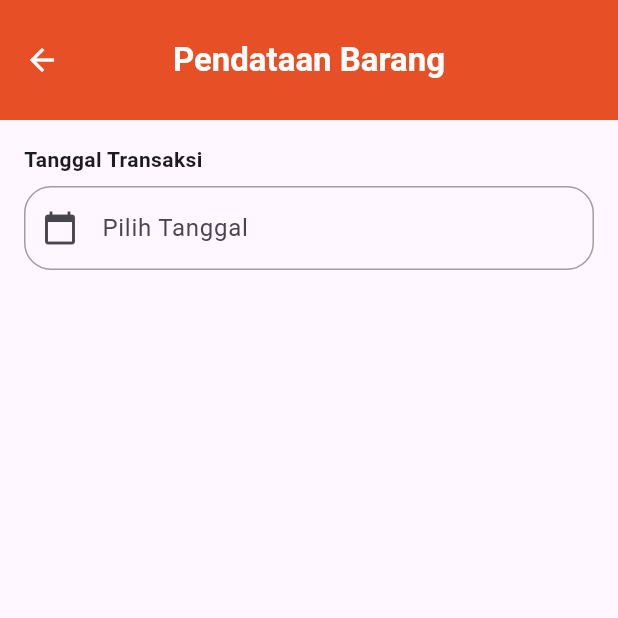
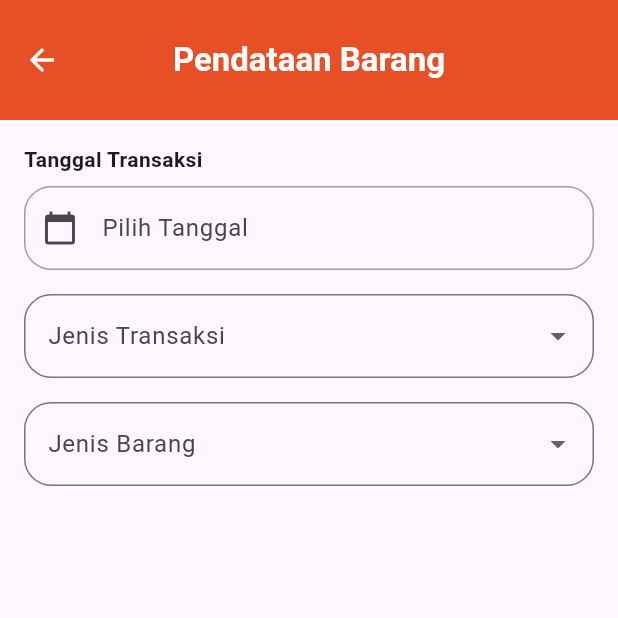
Before and after one commit to nauvalachid/20220140117_UCP1Flutter, a Flutter app: the DataBarangPage screen opened directly, on a phone screen of 412 x 824 dp, the top half of it. Run offline on Flutter 3.47's test engine with Material 3 defaults, Android fonts, the phone set to English and light mode, and no system bars.

Commit message:
Menambahkan kolom dropdown untuk jenis transaksi dan jenis barang di DataBarangPage

```diff
--- a/lib/databarang_page.dart
+++ b/lib/databarang_page.dart
@@ -9,6 +9,8 @@ class DataBarangPage extends StatefulWidget {
 }
 
 class _DataBarangPageState extends State<DataBarangPage> {
+  final _formKey = GlobalKey<FormState>();
+
   final TextEditingController jenisbarangController = TextEditingController();
   final TextEditingController tanggalController = TextEditingController();
   final TextEditingController jenistransaksiController = TextEditingController();
@@ -112,6 +114,65 @@ class _DataBarangPageState extends State<DataBarangPage> {
                         style: TextStyle(color: Colors.red),
                       ),
                     ),
+                    const SizedBox(height: 16),
+                  DropdownButtonFormField<String>(
+                    value: jenistransaksiController.text.isNotEmpty
+                        ? jenistransaksiController.text
+                        : null,
+                    items: ['Barang Masuk', 'Barang Keluar'].map((String value) {
+                      return DropdownMenuItem<String>(
+                        value: value,
+                        child: Text(value),
+                      );
+                    }).toList(),
+                    onChanged: (newValue) {
+                      setState(() {
+                        jenistransaksiController.text = newValue!;
+                      });
+                    },
+                    validator: (value) {
+                      if (value == null || value.isEmpty) {
+                        return 'Pilih jenis transaksi';
+                      }
+                      return null;
+                    },
+                    decoration: InputDecoration(
+                      labelText: 'Jenis Transaksi',
+                      border: OutlineInputBorder(
+                        borderRadius: BorderRadius.circular(18),
+                      ),
+                    ),
+                  ),
+                  const SizedBox(height: 16),
+                   DropdownButtonFormField<String>(
+                    value: jenisbarangController.text.isNotEmpty
+                        ? jenisbarangController.text
+                        : null,
+                    items: ['Carrier', 'Sleeping Bag','Tenda','Sepatu'].map((String value) {
+                      return DropdownMenuItem<String>(
+                        value: value,
+                        child: Text(value),
+                      );
+                    }).toList(),
+                    onChanged: (newValue) {
+                      setState(() {
+                        jenisbarangController.text = newValue!;
+                      });
+                    },
+                    validator: (value) {
+                      if (value == null || value.isEmpty) {
+                        return 'Pilih jenis barang';
+                      }
+                      return null;
+                    },
+                    decoration: InputDecoration(
+                      labelText: 'Jenis Barang',
+                      border: OutlineInputBorder(
+                        borderRadius: BorderRadius.circular(18),
+                      ),
+                    ),
+                  ),
+                  const SizedBox(height: 16),
                   ],
                 ),
               )
```
